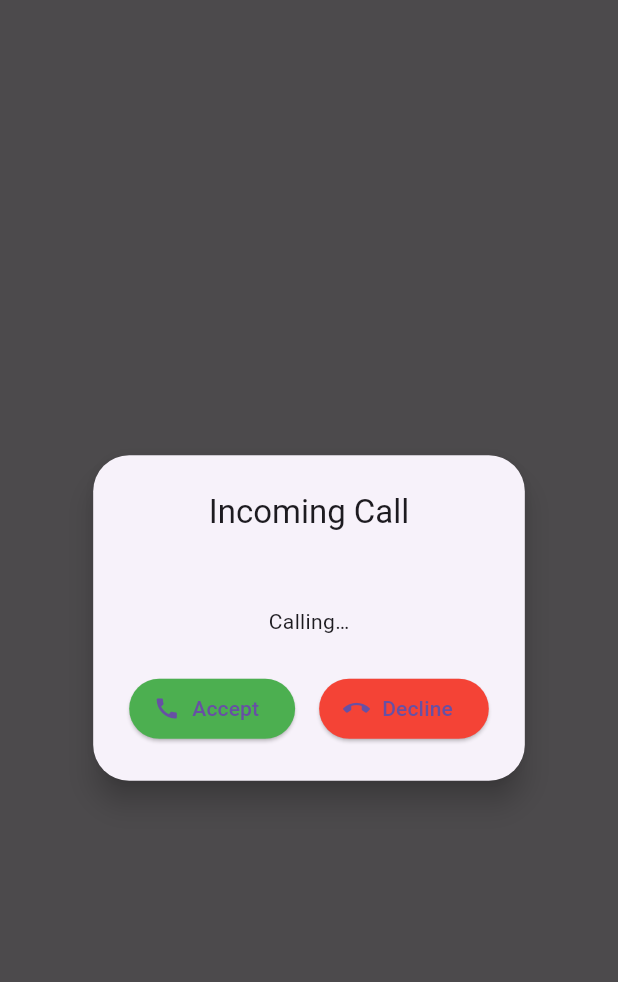
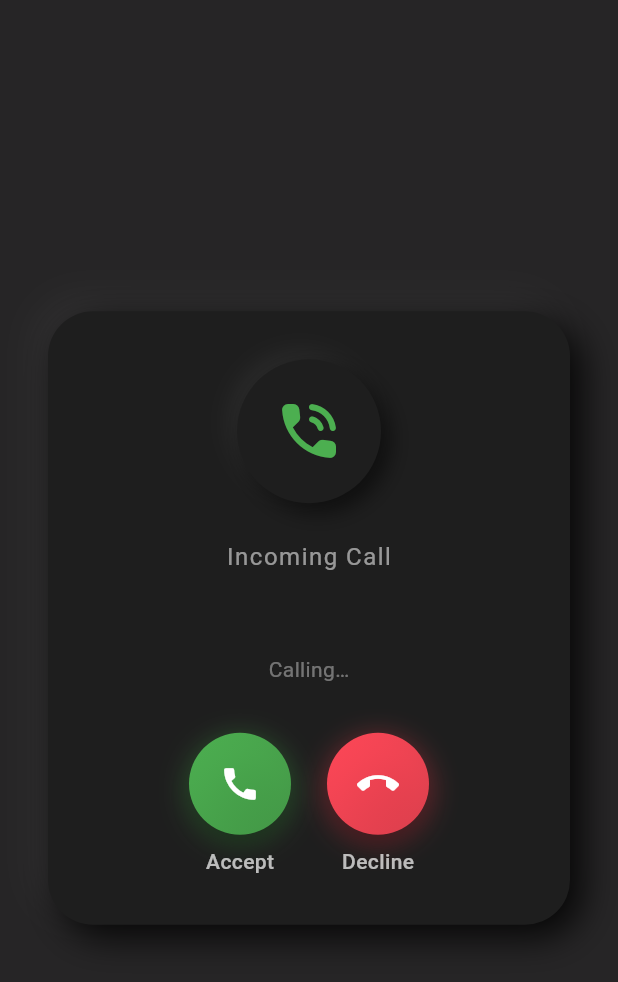
Before and after one commit to ChatTranz/chattranz, a Flutter app: the _IncomingCallOverlay widget shown alone on an empty page, opened directly with empty values, on a phone screen of 412 x 824 dp. Shown: the top 982 px of the screen. Run offline on Flutter 3.47's test engine with Material 3 defaults, Android fonts, the phone set to English and light mode, and no system bars; our stand-ins replace cloud_firestore, firebase_auth, firebase_core, fluttertoast, permission_handler; missing offline and left inert: flutter_webrtc, google_mlkit_translation; accounts and stored records are empty.

Commit message:
style(main_navigation): update UI with dark theme, enhance bottom navigation bar, and improve incoming call overlay design

```diff
--- a/lib/pages/main_navigation.dart
+++ b/lib/pages/main_navigation.dart
@@ -49,6 +49,7 @@ class _MainNavigationState extends State<MainNavigation> {
         }
 
         return Scaffold(
+          backgroundColor: const Color(0xFF1E1E1E),
           body: Stack(
             children: [
               _pages[_selectedIndex],
@@ -86,29 +87,148 @@ class _MainNavigationState extends State<MainNavigation> {
                 ),
             ],
           ),
-          bottomNavigationBar: BottomNavigationBar(
-            currentIndex: _selectedIndex,
-            onTap: _onItemTapped,
-            type: BottomNavigationBarType.fixed,
-            selectedItemColor: const Color(0xFF00BCD4),
-            unselectedItemColor: Colors.grey,
-            items: const [
-              BottomNavigationBarItem(
-                icon: Icon(Icons.chat_bubble),
-                label: 'Chats',
+          bottomNavigationBar: Container(
+            decoration: BoxDecoration(
+              color: const Color(0xFF1E1E1E),
+              boxShadow: [
+                BoxShadow(
+                  color: Colors.white.withOpacity(0.03),
+                  offset: const Offset(0, -4),
+                  blurRadius: 12,
                 ),
-              BottomNavigationBarItem(icon: Icon(Icons.group), label: 'Groups'),
-              BottomNavigationBarItem(icon: Icon(Icons.call), label: 'Calls'),
-              BottomNavigationBarItem(
-                icon: Icon(Icons.circle_outlined),
-                label: 'Status',
+                const BoxShadow(
+                  color: Colors.black54,
+                  offset: Offset(0, 2),
+                  blurRadius: 16,
                 ),
               ],
+            ),
+            child: SafeArea(
+              child: Padding(
+                padding: const EdgeInsets.symmetric(
+                  horizontal: 16,
+                  vertical: 8,
+                ),
+                child: Row(
+                  mainAxisAlignment: MainAxisAlignment.spaceAround,
+                  children: [
+                    _buildNavItem(Icons.chat_bubble, 'Chats', 0),
+                    _buildNavItem(Icons.group, 'Groups', 1),
+                    _buildNavItem(Icons.call, 'Calls', 2),
+                    _buildNavItem(Icons.circle_outlined, 'Status', 3),
+                  ],
+                ),
+              ),
+            ),
           ),
         );
       },
     );
   }
+
+  // Neumorphic Navigation Item
+  Widget _buildNavItem(IconData icon, String label, int index) {
+    final isSelected = _selectedIndex == index;
+    return GestureDetector(
+      onTap: () => _onItemTapped(index),
+      child: Container(
+        padding: const EdgeInsets.symmetric(horizontal: 16, vertical: 8),
+        decoration: BoxDecoration(
+          color: const Color(0xFF1E1E1E),
+          borderRadius: BorderRadius.circular(16),
+          boxShadow: isSelected
+              ? [
+                  BoxShadow(
+                    color: Colors.white.withOpacity(0.05),
+                    offset: const Offset(-3, -3),
+                    blurRadius: 8,
+                  ),
+                  const BoxShadow(
+                    color: Colors.black54,
+                    offset: Offset(3, 3),
+                    blurRadius: 8,
+                  ),
+                ]
+              : null,
+        ),
+        child: Column(
+          mainAxisSize: MainAxisSize.min,
+          children: [
+            Icon(
+              icon,
+              color: isSelected ? const Color(0xFFFF4757) : Colors.white38,
+              size: 24,
+            ),
+            const SizedBox(height: 4),
+            Text(
+              label,
+              style: TextStyle(
+                color: isSelected ? const Color(0xFFFF4757) : Colors.white38,
+                fontSize: 12,
+                fontWeight: isSelected ? FontWeight.bold : FontWeight.normal,
+              ),
+            ),
+          ],
+        ),
+      ),
+    );
+  }
+}
+
+// Helper function for call buttons
+Widget _buildCallButton({
+  required VoidCallback onPressed,
+  required IconData icon,
+  required String label,
+  required Color color,
+}) {
+  return Column(
+    children: [
+      Container(
+        decoration: BoxDecoration(
+          shape: BoxShape.circle,
+          gradient: LinearGradient(
+            colors: [color, color.withOpacity(0.8)],
+            begin: Alignment.topLeft,
+            end: Alignment.bottomRight,
+          ),
+          boxShadow: [
+            BoxShadow(
+              color: color.withOpacity(0.5),
+              offset: const Offset(0, 4),
+              blurRadius: 16,
+            ),
+            const BoxShadow(
+              color: Colors.black54,
+              offset: Offset(0, 8),
+              blurRadius: 16,
+              spreadRadius: -4,
+            ),
+          ],
+        ),
+        child: Material(
+          color: Colors.transparent,
+          child: InkWell(
+            onTap: onPressed,
+            customBorder: const CircleBorder(),
+            child: Padding(
+              padding: const EdgeInsets.all(20),
+              child: Icon(icon, color: Colors.white, size: 28),
+            ),
+          ),
+        ),
+      ),
+      const SizedBox(height: 8),
+      Text(
+        label,
+        style: const TextStyle(
+          color: Colors.white70,
+          fontSize: 14,
+          fontWeight: FontWeight.w500,
+        ),
+      ),
+    ],
+  );
 }
 
 class _IncomingCallOverlay extends StatelessWidget {
@@ -130,52 +250,94 @@ class _IncomingCallOverlay extends StatelessWidget {
       child: IgnorePointer(
         ignoring: false,
         child: Container(
-          color: Colors.black.withOpacity(0.7),
+          color: Colors.black.withOpacity(0.85),
           child: Center(
-            child: Card(
-              shape: RoundedRectangleBorder(
-                borderRadius: BorderRadius.circular(24),
+            child: Container(
+              margin: const EdgeInsets.all(32),
+              padding: const EdgeInsets.all(32),
+              decoration: BoxDecoration(
+                color: const Color(0xFF1E1E1E),
+                borderRadius: BorderRadius.circular(30),
+                boxShadow: [
+                  BoxShadow(
+                    color: Colors.white.withOpacity(0.05),
+                    offset: const Offset(-8, -8),
+                    blurRadius: 20,
                   ),
-              elevation: 8,
-              child: Padding(
-                padding: const EdgeInsets.all(24.0),
+                  const BoxShadow(
+                    color: Colors.black87,
+                    offset: Offset(8, 8),
+                    blurRadius: 20,
+                  ),
+                ],
+              ),
               child: Column(
                 mainAxisSize: MainAxisSize.min,
                 children: [
-                    Text(
+                  // Animated icon
+                  Container(
+                    padding: const EdgeInsets.all(24),
+                    decoration: BoxDecoration(
+                      color: const Color(0xFF1E1E1E),
+                      shape: BoxShape.circle,
+                      boxShadow: [
+                        BoxShadow(
+                          color: Colors.white.withOpacity(0.05),
+                          offset: const Offset(-6, -6),
+                          blurRadius: 12,
+                        ),
+                        const BoxShadow(
+                          color: Colors.black54,
+                          offset: Offset(6, 6),
+                          blurRadius: 12,
+                        ),
+                      ],
+                    ),
+                    child: const Icon(
+                      Icons.phone_in_talk_rounded,
+                      size: 48,
+                      color: Color(0xFF4CAF50),
+                    ),
+                  ),
+                  const SizedBox(height: 24),
+                  const Text(
                     'Incoming Call',
-                      style: Theme.of(context).textTheme.titleLarge,
+                    style: TextStyle(
+                      color: Colors.white54,
+                      fontSize: 16,
+                      letterSpacing: 1,
+                    ),
                   ),
                   const SizedBox(height: 12),
                   Text(
                     callerName,
                     style: const TextStyle(
-                        fontSize: 20,
+                      fontSize: 24,
                       fontWeight: FontWeight.bold,
+                      color: Colors.white,
                     ),
                   ),
                   const SizedBox(height: 8),
-                    Text(status == 'ringing' ? 'Ringing…' : 'Calling…'),
-                    const SizedBox(height: 24),
+                  Text(
+                    status == 'ringing' ? 'Ringing…' : 'Calling…',
+                    style: const TextStyle(color: Colors.white38, fontSize: 14),
+                  ),
+                  const SizedBox(height: 32),
                   Row(
-                      mainAxisSize: MainAxisSize.min,
+                    mainAxisAlignment: MainAxisAlignment.center,
                     children: [
-                        ElevatedButton.icon(
-                          style: ElevatedButton.styleFrom(
-                            backgroundColor: Colors.green,
+                      _buildCallButton(
+                        onPressed: onAccept,
+                        icon: Icons.call,
+                        label: 'Accept',
+                        color: const Color(0xFF4CAF50),
                       ),
-                          onPressed: onAccept,
-                          icon: const Icon(Icons.call),
-                          label: const Text('Accept'),
-                        ),
-                        const SizedBox(width: 16),
-                        ElevatedButton.icon(
-                          style: ElevatedButton.styleFrom(
-                            backgroundColor: Colors.red,
-                          ),
+                      const SizedBox(width: 24),
+                      _buildCallButton(
                         onPressed: onDecline,
-                          icon: const Icon(Icons.call_end),
-                          label: const Text('Decline'),
+                        icon: Icons.call_end,
+                        label: 'Decline',
+                        color: const Color(0xFFFF4757),
                       ),
                     ],
                   ),
@@ -185,7 +347,6 @@ class _IncomingCallOverlay extends StatelessWidget {
           ),
         ),
       ),
-      ),
     );
   }
 }
```
Lines whose indentation alone changed are shown as unchanged.
